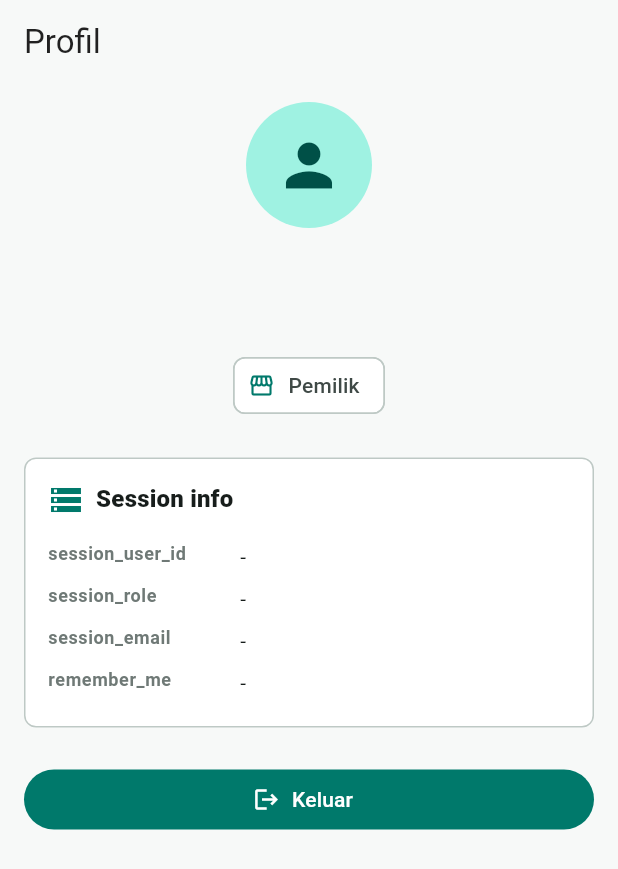
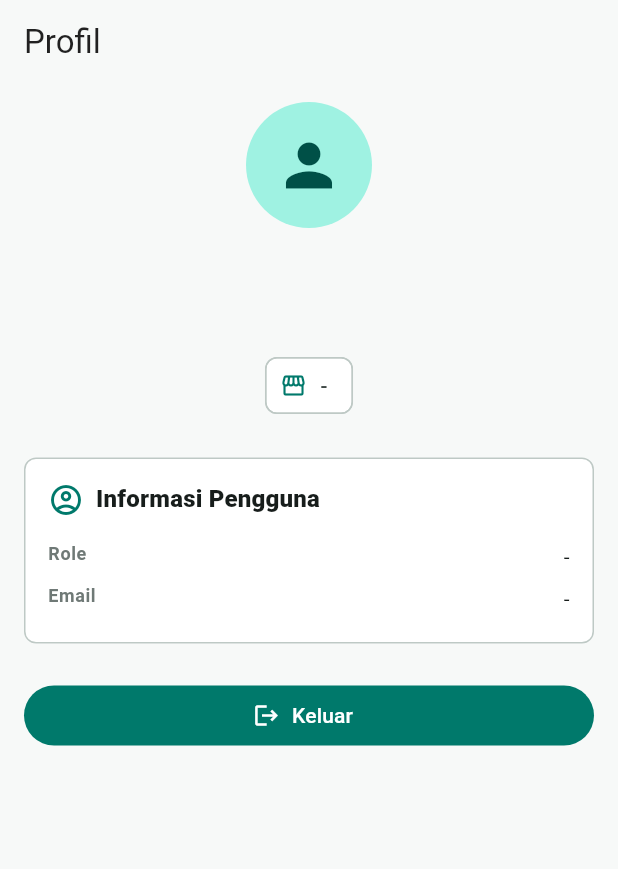
Before and after one commit to erron8/PPB2026_Kelompok01_UMKMap, a Flutter app: the ProfileScreen screen opened by its route, on a phone screen of 412 x 824 dp. Shown: the top 869 px of the screen. Run offline on Flutter 3.47's test engine with Material 3 defaults, Android fonts, the phone set to English and light mode, and no system bars; our stand-ins replace cached_network_image, flutter_compass, flutter_image_compress, flutter_map, geolocator, go_router and 5 more; accounts and stored records are empty; statements that could not run were skipped.

Commit message:
feat: informasi pengguna profile tile
Show only Role and Email on the profile tile while keeping remember-me persistence unchanged.

Report note: FR-01 persistence evidence should use the remember-me restart flow and stable Role/Email display instead of raw SharedPreferences rows.

```diff
--- a/lib/screens/profile_screen.dart
+++ b/lib/screens/profile_screen.dart
@@ -3,49 +3,20 @@ import 'package:go_router/go_router.dart';
 import 'package:provider/provider.dart';
 
 import '../providers/auth_provider.dart';
-import '../services/session_service.dart';
-import '../utils/constants.dart';
 
-class ProfileScreen extends StatefulWidget {
-  const ProfileScreen({
-    super.key,
-    this.sessionService = const SessionService(),
-  });
-
-  final SessionService sessionService;
-
-  @override
-  State<ProfileScreen> createState() => _ProfileScreenState();
-}
-
-class _ProfileScreenState extends State<ProfileScreen> {
-  late Future<SessionSnapshot> _sessionSnapshot;
-
-  @override
-  void initState() {
-    super.initState();
-    _sessionSnapshot = widget.sessionService.snapshot();
-  }
-
-  Future<void> _refreshSessionSnapshot() async {
-    setState(() {
-      _sessionSnapshot = widget.sessionService.snapshot();
-    });
-    await _sessionSnapshot;
-  }
+class ProfileScreen extends StatelessWidget {
+  const ProfileScreen({super.key});
 
   @override
   Widget build(BuildContext context) {
     final auth = context.watch<AuthProvider>();
     final user = auth.user;
     final theme = Theme.of(context);
-    final roleLabel = user?.isAdmin == true ? 'Admin' : 'Pemilik';
+    final roleLabel = _roleLabel(user?.role);
 
     return Scaffold(
       appBar: AppBar(title: const Text('Profil')),
-      body: RefreshIndicator(
-        onRefresh: _refreshSessionSnapshot,
-        child: ListView(
+      body: ListView(
         padding: const EdgeInsets.fromLTRB(16, 12, 16, 24),
         children: [
           Center(
@@ -82,7 +53,7 @@ class _ProfileScreenState extends State<ProfileScreen> {
             ),
           ),
           const SizedBox(height: 24),
-            _SessionInfoTile(snapshot: _sessionSnapshot),
+          _UserInfoTile(roleLabel: roleLabel, email: user?.email),
           const SizedBox(height: 24),
           FilledButton.icon(
             onPressed: auth.isLoading
@@ -96,15 +67,24 @@ class _ProfileScreenState extends State<ProfileScreen> {
           ),
         ],
       ),
-      ),
     );
+  }
+
+  String _roleLabel(String? role) {
+    return switch (role) {
+      'admin' => 'Admin',
+      'pemilik' => 'Pemilik',
+      final value? when value.isNotEmpty => value,
+      _ => '-',
+    };
   }
 }
 
-class _SessionInfoTile extends StatelessWidget {
-  const _SessionInfoTile({required this.snapshot});
+class _UserInfoTile extends StatelessWidget {
+  const _UserInfoTile({required this.roleLabel, required this.email});
 
-  final Future<SessionSnapshot> snapshot;
+  final String roleLabel;
+  final String? email;
 
   @override
   Widget build(BuildContext context) {
@@ -119,23 +99,18 @@ class _SessionInfoTile extends StatelessWidget {
       ),
       child: Padding(
         padding: const EdgeInsets.all(16),
-        child: FutureBuilder<SessionSnapshot>(
-          future: snapshot,
-          builder: (context, state) {
-            final data = state.data;
-
-            return Column(
+        child: Column(
           crossAxisAlignment: CrossAxisAlignment.start,
           children: [
             Row(
               children: [
                 Icon(
-                      Icons.storage_outlined,
+                  Icons.account_circle_outlined,
                   color: theme.colorScheme.primary,
                 ),
                 const SizedBox(width: 8),
                 Text(
-                      'Session info',
+                  'Informasi Pengguna',
                   style: theme.textTheme.titleMedium?.copyWith(
                     fontWeight: FontWeight.w800,
                   ),
@@ -143,28 +118,17 @@ class _SessionInfoTile extends StatelessWidget {
               ],
             ),
             const SizedBox(height: 12),
-                if (state.connectionState == ConnectionState.waiting)
-                  const Center(child: CircularProgressIndicator())
-                else ...[
-                  _SessionRow(label: PrefKeys.userId, value: data?.userId),
-                  _SessionRow(label: PrefKeys.role, value: data?.role),
-                  _SessionRow(label: PrefKeys.email, value: data?.email),
-                  _SessionRow(
-                    label: PrefKeys.rememberMe,
-                    value: data?.rememberMe?.toString(),
-                  ),
+            _UserInfoRow(label: 'Role', value: roleLabel),
+            _UserInfoRow(label: 'Email', value: email),
           ],
-              ],
-            );
-          },
         ),
       ),
     );
   }
 }
 
-class _SessionRow extends StatelessWidget {
-  const _SessionRow({required this.label, required this.value});
+class _UserInfoRow extends StatelessWidget {
+  const _UserInfoRow({required this.label, required this.value});
 
   final String label;
   final String? value;
@@ -179,7 +143,7 @@ class _SessionRow extends StatelessWidget {
         crossAxisAlignment: CrossAxisAlignment.start,
         children: [
           SizedBox(
-            width: 128,
+            width: 72,
             child: Text(
               label,
               style: theme.textTheme.bodySmall?.copyWith(
@@ -192,6 +156,7 @@ class _SessionRow extends StatelessWidget {
             child: Text(
               value == null || value!.isEmpty ? '-' : value!,
               style: theme.textTheme.bodyMedium,
+              textAlign: TextAlign.end,
             ),
           ),
         ],
```
Also changed, not shown: 1 other file. Lines whose indentation alone changed are shown as unchanged.
